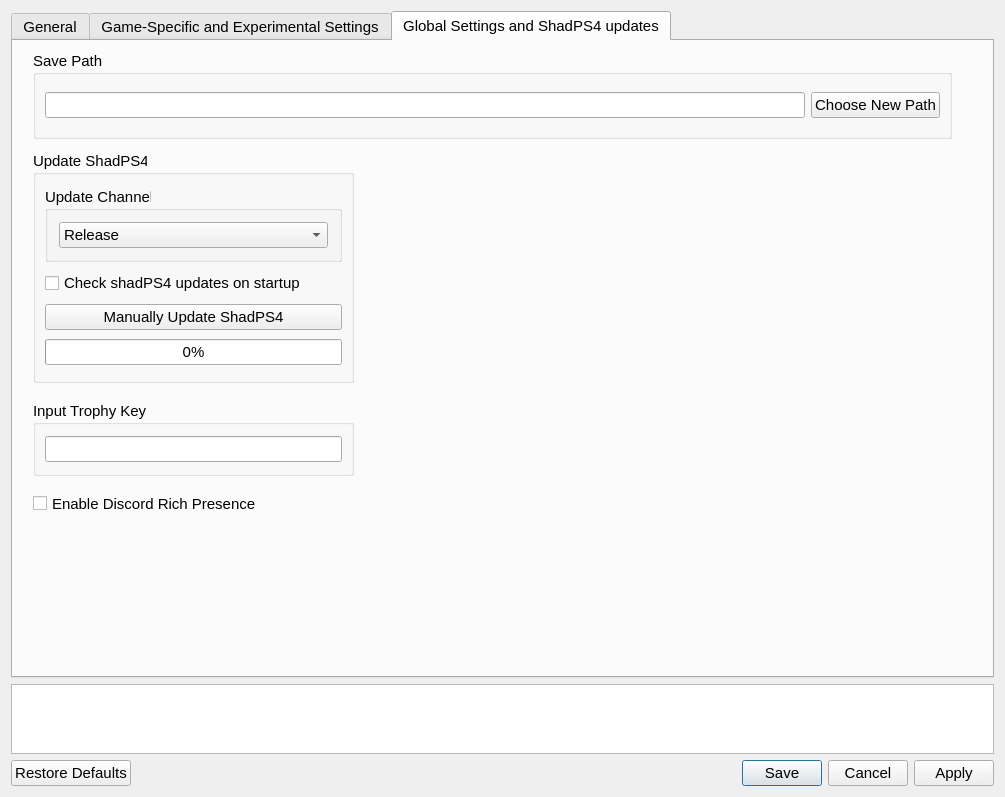
Before: the Qt Designer form settings/ShadSettings.ui in rainmakerv3/BB_Launcher, drawn with Qt 5.
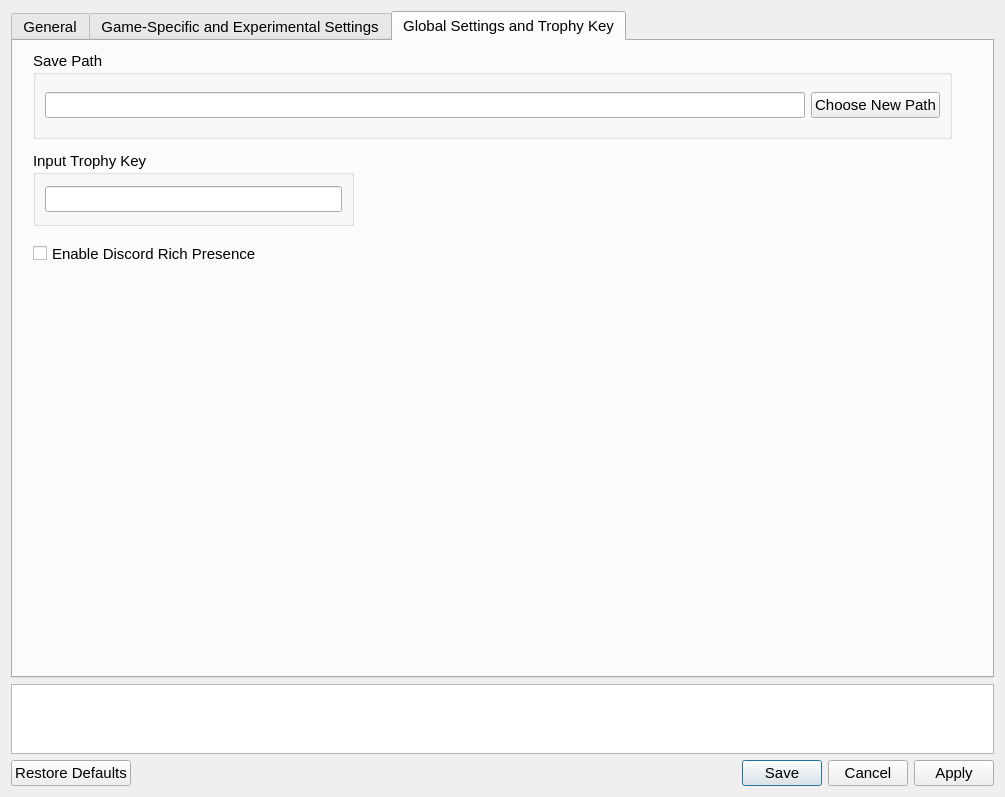
After: the same form once the commit is applied. The open tabs and pages were chosen to show the change. Icons and pictures are not drawn.

Commit message: Transfer shadPS4 update settings to Launcher settings, rework launcher saving

What changed in the file:
```diff
--- a/settings/ShadSettings.ui
+++ b/settings/ShadSettings.ui
@@ -872,13 +872,13 @@
      </widget>
      <widget class="QWidget" name="tab_2">
       <attribute name="title">
-       <string>Global Settings and ShadPS4 updates</string>
+       <string>Global Settings and Trophy Key</string>
       </attribute>
       <widget class="QCheckBox" name="discordRPCCheckbox">
        <property name="geometry">
         <rect>
          <x>20</x>
-         <y>450</y>
+         <y>200</y>
          <width>290</width>
          <height>25</height>
         </rect>
@@ -916,7 +916,7 @@
        <property name="geometry">
         <rect>
          <x>20</x>
-         <y>360</y>
+         <y>110</y>
          <width>321</width>
          <height>75</height>
         </rect>
@@ -937,155 +937,6 @@
         </item>
        </layout>
       </widget>
-      <widget class="QGroupBox" name="updaterGroupBox">
-       <property name="geometry">
-        <rect>
-         <x>20</x>
-         <y>110</y>
-         <width>321</width>
-         <height>232</height>
-        </rect>
-       </property>
-       <property name="sizePolicy">
-        <sizepolicy hsizetype="Preferred" vsizetype="MinimumExpanding">
-         <horstretch>0</horstretch>
-         <verstretch>0</verstretch>
-        </sizepolicy>
-       </property>
-       <property name="minimumSize">
-        <size>
-         <width>0</width>
-         <height>0</height>
-        </size>
-       </property>
-       <property name="maximumSize">
-        <size>
-         <width>16777215</width>
-         <height>16777215</height>
-        </size>
-       </property>
-       <property name="font">
-        <font>
-         <pointsize>11</pointsize>
-         <bold>false</bold>
-        </font>
-       </property>
-       <property name="title">
-        <string>Update ShadPS4</string>
-       </property>
-       <layout class="QVBoxLayout" name="verticalLayout_2">
-        <item>
-         <widget class="QGroupBox" name="updaterComboBox">
-          <property name="sizePolicy">
-           <sizepolicy hsizetype="Preferred" vsizetype="Fixed">
-            <horstretch>0</horstretch>
-            <verstretch>0</verstretch>
-           </sizepolicy>
-          </property>
-          <property name="minimumSize">
-           <size>
-            <width>0</width>
-            <height>0</height>
-           </size>
-          </property>
-          <property name="maximumSize">
-           <size>
-            <width>16777215</width>
-            <height>16777215</height>
-           </size>
-          </property>
-          <property name="title">
-           <string notr="true">Update Channel</string>
-          </property>
-          <layout class="QVBoxLayout" name="UpdateChannelLayout">
-           <property name="spacing">
-            <number>7</number>
-           </property>
-           <property name="leftMargin">
-            <number>11</number>
-           </property>
-           <property name="topMargin">
-            <number>11</number>
-           </property>
-           <property name="rightMargin">
-            <number>11</number>
-           </property>
-           <property name="bottomMargin">
-            <number>11</number>
-           </property>
-           <item>
-            <widget class="QComboBox" name="updateComboBox">
-             <property name="enabled">
-              <bool>true</bool>
-             </property>
-             <property name="sizePolicy">
-              <sizepolicy hsizetype="Preferred" vsizetype="Fixed">
-               <horstretch>0</horstretch>
-               <verstretch>0</verstretch>
-              </sizepolicy>
-             </property>
-             <property name="currentText">
-              <string notr="true">Release</string>
-             </property>
-             <item>
-              <property name="text">
-               <string>Release</string>
-              </property>
-             </item>
-             <item>
-              <property name="text">
-               <string>Nightly</string>
-              </property>
-             </item>
-            </widget>
-           </item>
-          </layout>
-         </widget>
-        </item>
-        <item>
-         <widget class="QCheckBox" name="autoUpdateCheckBox">
-          <property name="text">
-           <string>Check shadPS4 updates on startup</string>
-          </property>
-         </widget>
-        </item>
-        <item>
-         <widget class="QPushButton" name="checkUpdateButton">
-          <property name="enabled">
-           <bool>true</bool>
-          </property>
-          <property name="sizePolicy">
-           <sizepolicy hsizetype="MinimumExpanding" vsizetype="Fixed">
-            <horstretch>0</horstretch>
-            <verstretch>0</verstretch>
-           </sizepolicy>
-          </property>
-          <property name="minimumSize">
-           <size>
-            <width>0</width>
-            <height>0</height>
-           </size>
-          </property>
-          <property name="maximumSize">
-           <size>
-            <width>16777215</width>
-            <height>16777215</height>
-           </size>
-          </property>
-          <property name="text">
-           <string notr="true">Manually Update ShadPS4</string>
-          </property>
-         </widget>
-        </item>
-        <item>
-         <widget class="QProgressBar" name="DownloadProgressBar">
-          <property name="value">
-           <number>0</number>
-          </property>
-         </widget>
-        </item>
-       </layout>
-      </widget>
      </widget>
     </widget>
    </item>
```
The commit also changes 10 other files.
